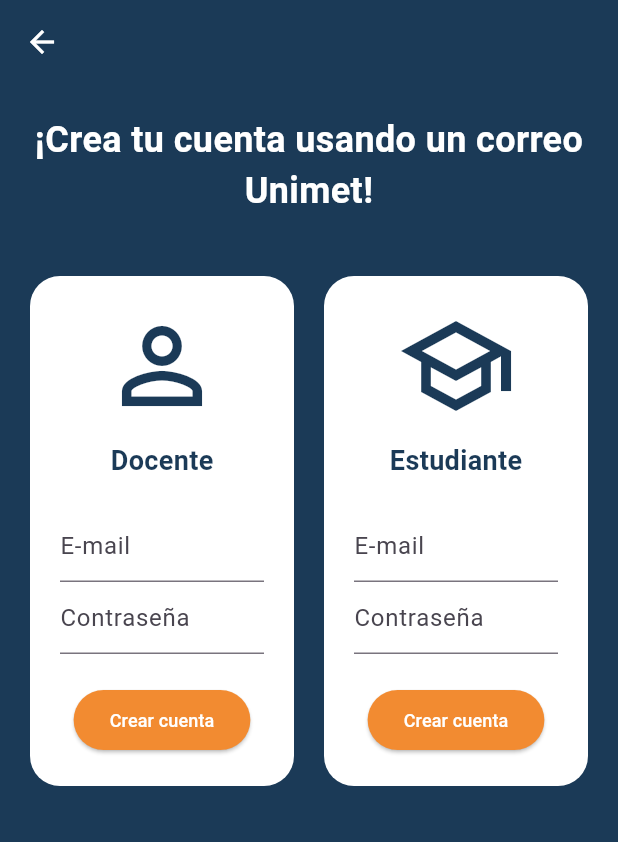
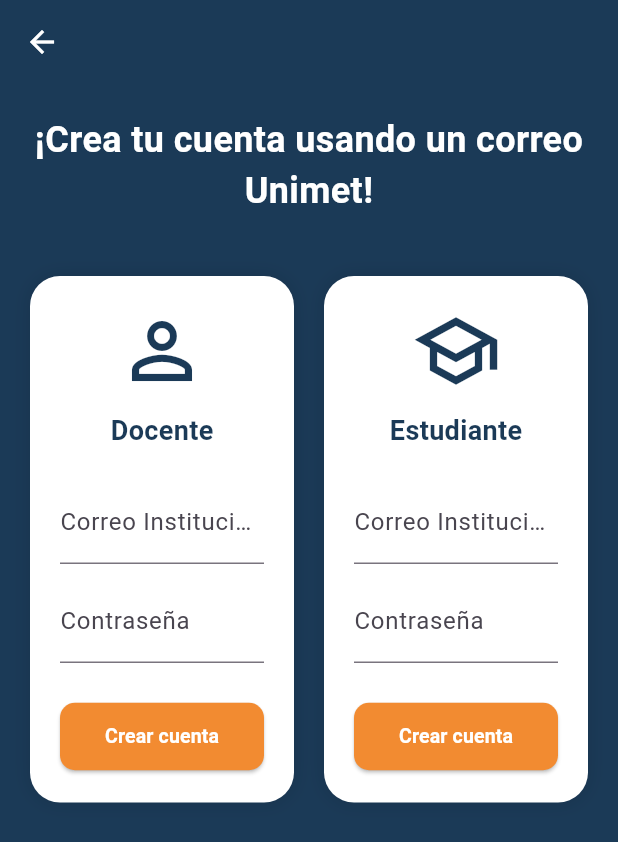
Before and after one commit to lovera2/Proyecto-Equipo-2-Sist-Info, a Flutter app: the screen it shows after launch, after a tap on "Crear cuenta", on a phone screen of 412 x 824 dp. Shown: the top 842 px of the screen. Run offline on Flutter 3.47's test engine with Material 3 defaults, Android fonts, the phone set to English and light mode, and no system bars; our stand-ins replace cloud_firestore, firebase_auth, firebase_core; accounts and stored records are empty.

Commit message:
Configuracion de Firebase y modificacion de archivos
En este gran commit se hicieron unos cambios cruciales, aqui se resumen brevemente. Primero se realizo una logica de registro vinculada al pago, para asi asegurar que las cuentas pasen por el paywall. Se configuro la base de datos de firebase y se verifico que se pudiesen agregar usuarios (ya hay dos usuarios activos), en conjunto con esto se integro Firebase Auth para verificar autenticacion. Una gestion de sesiones log out y finalmente unos cambios a diversos archivos para permitir integrar estas funciones y otros parametros mas especificos.

```diff
--- a/lib/home_page.dart
+++ b/lib/home_page.dart
@@ -1,4 +1,5 @@
 import 'package:flutter/material.dart';
+import 'package:firebase_auth/firebase_auth.dart'; // Importante para el Logout
 import 'login_page.dart';
 import 'register_page.dart';
 
@@ -8,6 +9,20 @@
   static const Color unimetBlue = Color(0xFF1B3A57);
   static const Color unimetOrange = Color(0xFFF28B31);
 
+  // --- LÓGICA DE CERRAR SESIÓN ---
+  Future<void> _handleLogout(BuildContext context) async {
+    await FirebaseAuth.instance.signOut();
+    ScaffoldMessenger.of(context).showSnackBar(
+      const SnackBar(
+        content: Text("👋 Sesión cerrada. ¡Vuelve pronto!"),
+        backgroundColor: unimetBlue,
+      ),
+    );
+    // Forzamos el refresco de la página
+    Navigator.pushReplacement(context, MaterialPageRoute(builder: (_) => const HomePage()));
+  }
+
+  // --- DIÁLOGOS INFORMATIVOS ---
   void _showInfoDialog(BuildContext context, String titulo, String contenido) {
     showDialog(
       context: context,
@@ -27,6 +42,13 @@
     );
   }
 
+  void _showTerms(BuildContext context) {
+    _showInfoDialog(context, 'Términos y Condiciones', '• Solo correos institucionales UNIMET.\n• Conducta respetuosa en chats.\n• Cumplimiento estricto de fechas de devolución.\n• Protección de datos según lineamientos de la universidad.');
+  }
+
+  void _goLogin(BuildContext context) => Navigator.push(context, MaterialPageRoute(builder: (_) => const LoginPage()));
+  void _goRegister(BuildContext context) => Navigator.push(context, MaterialPageRoute(builder: (_) => const RegisterPage()));
+
   @override
   Widget build(BuildContext context) {
     return Scaffold(
@@ -43,6 +65,7 @@
                     _TopBar(
                       onLogin: () => _goLogin(context),
                       onRegister: () => _goRegister(context),
+                      onLogout: () => _handleLogout(context), // Pasamos la función
                       onShowInfo: (tit, cont) => _showInfoDialog(context, tit, cont),
                       onTerms: () => _showTerms(context),
                     ),
@@ -57,20 +80,14 @@
                                     children: [
                                       const Expanded(child: _LeftHero()),
                                       const SizedBox(width: 24),
-                                      Expanded(child: _RightCard(
-                                        onLogin: () => _goLogin(context),
-                                        onRegister: () => _goRegister(context),
-                                      )),
+                                      Expanded(child: _RightCard(onLogin: () => _goLogin(context), onRegister: () => _goRegister(context))),
                                     ],
                                   )
                                 : ListView(
                                     children: [
                                       const _LeftHero(),
                                       const SizedBox(height: 18),
-                                      _RightCard(
-                                        onLogin: () => _goLogin(context),
-                                        onRegister: () => _goRegister(context),
-                                      ),
+                                      _RightCard(onLogin: () => _goLogin(context), onRegister: () => _goRegister(context)),
                                     ],
                                   ),
                           ),
@@ -87,26 +104,29 @@
       ),
     );
   }
-
-  void _goLogin(BuildContext context) => Navigator.push(context, MaterialPageRoute(builder: (_) => const LoginPage()));
-  void _goRegister(BuildContext context) => Navigator.push(context, MaterialPageRoute(builder: (_) => const RegisterPage()));
-
-  void _showTerms(BuildContext context) {
-    _showInfoDialog(context, 'Términos y Condiciones', '• Solo correos institucionales UNIMET.\n• Conducta respetuosa en chats.\n• Cumplimiento estricto de fechas de devolución.\n• Protección de datos según lineamientos de la universidad.');
-  }
 }
 
 class _TopBar extends StatelessWidget {
   final VoidCallback onLogin;
   final VoidCallback onRegister;
+  final VoidCallback onLogout;
   final VoidCallback onTerms;
   final Function(String, String) onShowInfo;
 
-  const _TopBar({required this.onLogin, required this.onRegister, required this.onTerms, required this.onShowInfo});
+  const _TopBar({
+    required this.onLogin,
+    required this.onRegister,
+    required this.onLogout,
+    required this.onTerms,
+    required this.onShowInfo
+  });
 
   @override
   Widget build(BuildContext context) {
     final bool isWide = MediaQuery.of(context).size.width >= 900;
+    // Chequeamos si hay un usuario para mostrar u ocultar botones
+    final User? user = FirebaseAuth.instance.currentUser;
+
     return Padding(
       padding: const EdgeInsets.symmetric(horizontal: 24, vertical: 12),
       child: Row(
@@ -116,12 +136,13 @@
           const Text('BookLoop', style: TextStyle(color: Colors.white, fontSize: 20, fontWeight: FontWeight.w800)),
           const Spacer(),
           if (isWide) ...[
-            _NavLink('¿Qué es?', onTap: () => onShowInfo("¿Qué es BookLoop?", "Es una plataforma exclusiva para la comunidad UNIMET, dedicada a facilitar el acceso a material académico mediante un sistema de préstamo controlado.")),
-            _NavLink('Misión', onTap: () => onShowInfo("Nuestra Misión", "Proporcionar a la comunidad una herramienta segura que garantice la circulación fluida de material educativo de forma intuitiva.")),
-            _NavLink('Visión', onTap: () => onShowInfo("Nuestra Visión", "Ser el principal eje de intercambio académico en la UNIMET, reduciendo la dependencia de canales de comunicación informales.")),
+            _NavLink('¿Qué es?', onTap: () => onShowInfo("¿Qué es BookLoop?", "Es una plataforma exclusiva para la comunidad UNIMET.")),
+            _NavLink('Misión', onTap: () => onShowInfo("Nuestra Misión", "Garantizar la circulación fluida de material educativo.")),
             _NavLink('Términos', onTap: onTerms),
             const SizedBox(width: 12),
           ],
+
+          if (user == null) ...[
             OutlinedButton(
               onPressed: onRegister,
               style: OutlinedButton.styleFrom(side: const BorderSide(color: Colors.white54)),
@@ -133,11 +154,23 @@
               style: ElevatedButton.styleFrom(backgroundColor: const Color(0xFFF28B31)),
               child: const Text('Iniciar sesión', style: TextStyle(color: Colors.white)),
             ),
+          ] else ...[
+            // SI HAY USUARIO, MOSTRAMOS LOGOUT
+            Text(user.email ?? "", style: const TextStyle(color: Colors.white70, fontSize: 12)),
+            const SizedBox(width: 10),
+            IconButton(
+              icon: const Icon(Icons.logout, color: Colors.white70),
+              tooltip: 'Cerrar Sesión',
+              onPressed: onLogout,
+            ),
+          ],
         ],
       ),
     );
   }
 }
+
+// --- EL RESTO DE TUS COMPONENTES SE MANTIENEN IGUAL ---
 
 class _LeftHero extends StatelessWidget {
   const _LeftHero();
@@ -152,8 +185,6 @@
           Text('Más que\nlibros', style: TextStyle(color: Colors.white, fontSize: 54, fontWeight: FontWeight.w900, height: 1.0)),
           SizedBox(height: 16),
           Text('BookLoop es una plataforma exclusiva para la comunidad UNIMET que centraliza el préstamo de material académico físico.', style: TextStyle(color: Colors.white70, fontSize: 16, height: 1.5)),
-          SizedBox(height: 10),
-          Text('Permite publicar, buscar y coordinar préstamos con trazabilidad.', style: TextStyle(color: Colors.white70, fontSize: 16)),
           SizedBox(height: 24),
           Text('Misión', style: TextStyle(color: Colors.white, fontSize: 18, fontWeight: FontWeight.bold)),
           Text('Proporcionar una plataforma segura que facilite el préstamo y circulación de material académico.', style: TextStyle(color: Colors.white70, height: 1.4)),
@@ -173,19 +204,24 @@
 
   @override
   Widget build(BuildContext context) {
+    final User? user = FirebaseAuth.instance.currentUser;
     return Container(
       padding: const EdgeInsets.all(26),
-      decoration: BoxDecoration(color: Colors.white, borderRadius: BorderRadius.circular(22), boxShadow: [BoxShadow(color: Colors.black26, blurRadius: 20, offset: const Offset(0, 10))]),
+      decoration: BoxDecoration(
+        color: Colors.white,
+        borderRadius: BorderRadius.circular(22),
+        boxShadow: const [BoxShadow(color: Colors.black26, blurRadius: 20, offset: Offset(0, 10))]
+      ),
       child: Column(
         mainAxisSize: MainAxisSize.min,
         children: [
-          // RESTAURACIÓN DEL LOGO
           Image.asset('assets/images/bookloop_logo.png', height: 120, errorBuilder: (context, error, stackTrace) => const Icon(Icons.menu_book, size: 80, color: Color(0xFF1B3A57))),
           const SizedBox(height: 14),
-          const Text('Tu acceso comienza aquí', textAlign: TextAlign.center, style: TextStyle(fontSize: 26, fontWeight: FontWeight.w900, color: Color(0xFF1B3A57))),
+          Text(user == null ? 'Tu acceso comienza aquí' : '¡Bienvenido de nuevo!', textAlign: TextAlign.center, style: const TextStyle(fontSize: 26, fontWeight: FontWeight.w900, color: Color(0xFF1B3A57))),
           const SizedBox(height: 10),
-          const Text('Regístrate con correo institucional y activa tu cuenta para acceder a las funciones completas.', textAlign: TextAlign.center, style: TextStyle(color: Colors.black54, height: 1.4)),
+          Text(user == null ? 'Regístrate con correo institucional y activa tu cuenta.' : 'Ya tienes una sesión activa con ${user.email}.', textAlign: TextAlign.center, style: const TextStyle(color: Colors.black54, height: 1.4)),
           const SizedBox(height: 24),
+          if (user == null) ...[
             ElevatedButton(
               onPressed: onLogin,
               style: ElevatedButton.styleFrom(backgroundColor: const Color(0xFFF28B31), minimumSize: const Size(double.infinity, 50), shape: RoundedRectangleBorder(borderRadius: BorderRadius.circular(12))),
@@ -197,10 +233,11 @@
               style: OutlinedButton.styleFrom(minimumSize: const Size(double.infinity, 50), side: const BorderSide(color: Color(0xFF1B3A57)), shape: RoundedRectangleBorder(borderRadius: BorderRadius.circular(12))),
               child: const Text('Crear cuenta', style: TextStyle(color: Color(0xFF1B3A57), fontWeight: FontWeight.bold)),
             ),
+          ] else
+            const Text("🚀 Listo para explorar libros", style: TextStyle(color: Color(0xFF1B3A57), fontWeight: FontWeight.bold)),
           const SizedBox(height: 20),
           const Divider(),
-          const SizedBox(height: 10),
-          const Text('Acceso exclusivo UNIMET.\nLa membresía se valida luego del registro.', textAlign: TextAlign.center, style: TextStyle(fontSize: 12, color: Colors.black45, height: 1.4)),
+          const Text('Acceso exclusivo UNIMET.', textAlign: TextAlign.center, style: TextStyle(fontSize: 12, color: Colors.black45, height: 1.4)),
         ],
       ),
     );
@@ -219,7 +256,7 @@
   final VoidCallback onTerms;
   const _Footer({required this.onTerms});
   @override
-  Widget build(BuildContext context) => Padding(padding: const EdgeInsets.symmetric(horizontal: 24, vertical: 12), child: Row(children: [const Text('© BookLoop • Proyecto académico UNIMET', style: TextStyle(color: Colors.white60, fontSize: 12)), const Spacer(), TextButton(onPressed: onTerms, child: const Text('Términos y condiciones', style: TextStyle(color: Colors.white70, fontSize: 12)))]));
+  Widget build(BuildContext context) => Padding(padding: const EdgeInsets.symmetric(horizontal: 24, vertical: 12), child: Row(children: [const Text('© BookLoop • UNIMET', style: TextStyle(color: Colors.white60, fontSize: 12)), const Spacer(), TextButton(onPressed: onTerms, child: const Text('Términos y condiciones', style: TextStyle(color: Colors.white70, fontSize: 12)))]));
 }
 
 class _BackgroundBlobs extends StatelessWidget {
--- a/lib/main.dart
+++ b/lib/main.dart
@@ -1,8 +1,18 @@
 import 'package:flutter/material.dart';
+import 'package:firebase_core/firebase_core.dart'; // Importación necesaria
+import 'firebase_options.dart'; // El archivo generado con flutterfire
 import 'home_page.dart';
 
-void main() {
-  // Va a mostrar error en pantalla, si lo hay.
+void main() async { // Se coloco 'async' para que pueda esperar por Firebase
+  // Esta funcion se asegura que Flutter esté listo antes de conectar a Firebase
+  WidgetsFlutterBinding.ensureInitialized();
+
+  // Esto usa las credenciales del archivo que creamos
+  await Firebase.initializeApp(
+    options: DefaultFirebaseOptions.currentPlatform,
+  );
+
+  // Manejo de errores
   ErrorWidget.builder = (FlutterErrorDetails details) {
     return Material(
       color: Colors.red,
@@ -21,6 +31,7 @@
   FlutterError.onError = (FlutterErrorDetails details) {
     FlutterError.presentError(details);
   };
+  // ------------------------------------------------
 
   runApp(const BookLoopApp());
 }
@@ -33,6 +44,10 @@
     return MaterialApp(
       title: 'BookLoop Unimet',
       debugShowCheckedModeBanner: false,
+      theme: ThemeData(
+        primarySwatch: Colors.orange,
+        useMaterial3: true,
+      ),
       home: const HomePage(),
     );
   }
--- a/lib/register_page.dart
+++ b/lib/register_page.dart
@@ -1,7 +1,7 @@
 import 'package:flutter/material.dart';
 import 'payment_page.dart';
 
-class RegisterPage extends StatefulWidget { // Cambiado a StatefulWidget
+class RegisterPage extends StatefulWidget {
   const RegisterPage({super.key});
 
   @override
@@ -9,7 +9,7 @@
 }
 
 class _RegisterPageState extends State<RegisterPage> {
-  // Controladores independientes para evitar que se copie en ambos campos los datos
+  // Controladores para capturar los datos
   final TextEditingController _emailDocente = TextEditingController();
   final TextEditingController _passDocente = TextEditingController();
 
@@ -19,16 +19,61 @@
   static const Color unimetBlue = Color(0xFF1B3A57);
   static const Color unimetOrange = Color(0xFFF28B31);
 
-  void _intentarRegistro(TextEditingController eCont, TextEditingController pCont) {
-    String email = eCont.text.trim();
-    if (email.endsWith('@unimet.edu.ve') || email.endsWith('@correo.unimet.edu.ve')) {
+  // Se validan los pagos
+  void _validarYPasarAlPago(TextEditingController eCont, TextEditingController pCont, String rol) {
+    // Usamos trim() para evitar errores de espacios accidentales
+    final String emailVal = eCont.text.trim();
+    final String passwordVal = pCont.text.trim();
+
+    // Validar campos vacíos
+    if (emailVal.isEmpty || passwordVal.isEmpty) {
       ScaffoldMessenger.of(context).showSnackBar(
-        const SnackBar(content: Text("¡Correo válido! Redirigiendo al pago..."))
+        const SnackBar(
+          content: Text("❌ Por favor, llena todos los campos"),
+          backgroundColor: Colors.red
+        ),
       );
-      Navigator.push(context, MaterialPageRoute(builder: (_) => const PaymentPage()));
+      return;
+    }
+
+    // Validar correo Unimet
+    if (emailVal.endsWith('@unimet.edu.ve') || emailVal.endsWith('@correo.unimet.edu.ve')) {
+
+      if (passwordVal.length < 6) {
+        ScaffoldMessenger.of(context).showSnackBar(
+          const SnackBar(
+            content: Text("❌ La clave debe tener al menos 6 caracteres"),
+            backgroundColor: Colors.red
+          ),
+        );
+        return;
+      }
+
+      // Feedback positivo antes de saltar
+      ScaffoldMessenger.of(context).showSnackBar(
+        const SnackBar(
+          content: Text("✅ Correo validado. Redirigiendo al pago..."),
+          backgroundColor: Colors.green
+        ),
+      );
+
+      // Se navega con parametros
+      Navigator.push(
+        context,
+        MaterialPageRoute(
+          builder: (context) => PaymentPage(
+            email: emailVal,
+            password: passwordVal,
+            rol: rol,
+          ),
+        ),
+      );
     } else {
       ScaffoldMessenger.of(context).showSnackBar(
-        const SnackBar(content: Text("Error: Usa tu correo @unimet.edu.ve"))
+        const SnackBar(
+          content: Text("❌ Error: Usa tu correo institucional UNIMET"),
+          backgroundColor: Colors.red
+        ),
       );
     }
   }
@@ -37,17 +82,28 @@
   Widget build(BuildContext context) {
     return Scaffold(
       backgroundColor: unimetBlue,
-      appBar: AppBar(backgroundColor: Colors.transparent, elevation: 0, iconTheme: const IconThemeData(color: Colors.white)),
+      appBar: AppBar(
+        backgroundColor: Colors.transparent,
+        elevation: 0,
+        iconTheme: const IconThemeData(color: Colors.white)
+      ),
       body: SingleChildScrollView(
         child: Padding(
           padding: const EdgeInsets.all(20.0),
           child: Column(
             children: [
-              const Text("¡Crea tu cuenta usando un correo Unimet!",
+              const Text(
+                "¡Crea tu cuenta usando un correo Unimet!",
                 textAlign: TextAlign.center,
-                style: TextStyle(color: Colors.white, fontSize: 24, fontWeight: FontWeight.bold)),
+                style: TextStyle(
+                  color: Colors.white,
+                  fontSize: 24,
+                  fontWeight: FontWeight.bold
+                )
+              ),
               const SizedBox(height: 40),
               Row(
+                crossAxisAlignment: CrossAxisAlignment.start,
                 children: [
                   _buildRoleCard("Docente", Icons.person_outline, _emailDocente, _passDocente),
                   const SizedBox(width: 20),
@@ -65,20 +121,53 @@
     return Expanded(
       child: Container(
         padding: const EdgeInsets.all(20),
-        decoration: BoxDecoration(color: Colors.white, borderRadius: BorderRadius.circular(20)),
+        decoration: BoxDecoration(
+          color: Colors.white,
+          borderRadius: BorderRadius.circular(20),
+          boxShadow: const [BoxShadow(color: Colors.black12, blurRadius: 10)]
+        ),
         child: Column(
           children: [
-            Icon(icon, size: 80, color: unimetBlue),
+            Icon(icon, size: 60, color: unimetBlue),
             const SizedBox(height: 10),
-            Text(title, style: const TextStyle(fontSize: 18, fontWeight: FontWeight.bold, color: unimetBlue)),
+            Text(
+              title,
+              style: const TextStyle(
+                fontSize: 18,
+                fontWeight: FontWeight.bold,
+                color: unimetBlue
+              )
+            ),
             const SizedBox(height: 20),
-            TextField(controller: eCont, decoration: const InputDecoration(hintText: "E-mail")),
-            TextField(controller: pCont, obscureText: true, decoration: const InputDecoration(hintText: "Contraseña")),
-            const SizedBox(height: 20),
+            TextField(
+              controller: eCont,
+              keyboardType: TextInputType.emailAddress,
+              decoration: const InputDecoration(
+                hintText: "ejemplo@unimet.edu.ve",
+                labelText: "Correo Institucional"
+              )
+            ),
+            const SizedBox(height: 10),
+            TextField(
+              controller: pCont,
+              obscureText: true,
+              decoration: const InputDecoration(
+                hintText: "Mínimo 6 caracteres",
+                labelText: "Contraseña"
+              )
+            ),
+            const SizedBox(height: 25),
             ElevatedButton(
-              onPressed: () => _intentarRegistro(eCont, pCont),
-              style: ElevatedButton.styleFrom(backgroundColor: unimetOrange),
-              child: const Text("Crear cuenta", style: TextStyle(color: Colors.white, fontSize: 12)),
+              onPressed: () => _validarYPasarAlPago(eCont, pCont, title),
+              style: ElevatedButton.styleFrom(
+                backgroundColor: unimetOrange,
+                minimumSize: const Size(double.infinity, 45),
+                shape: RoundedRectangleBorder(borderRadius: BorderRadius.circular(10))
+              ),
+              child: const Text(
+                "Crear cuenta",
+                style: TextStyle(color: Colors.white, fontSize: 13, fontWeight: FontWeight.bold)
+              ),
             ),
           ],
         ),
--- a/pubspec.yaml
+++ b/pubspec.yaml
@@ -34,6 +34,9 @@
   # The following adds the Cupertino Icons font to your application.
   # Use with the CupertinoIcons class for iOS style icons.
   cupertino_icons: ^1.0.8
+  firebase_core: ^4.4.0
+  firebase_auth: ^6.1.4
+  cloud_firestore: ^6.1.2
 
 dev_dependencies:
   flutter_test:
```
Also changed, not shown: lib/payment_page.dart (+75 -23 lines), firebase.json (added), lib/firebase_options.dart (added), pubspec.lock, 6 other files. Lines whose indentation alone changed are shown as unchanged.
